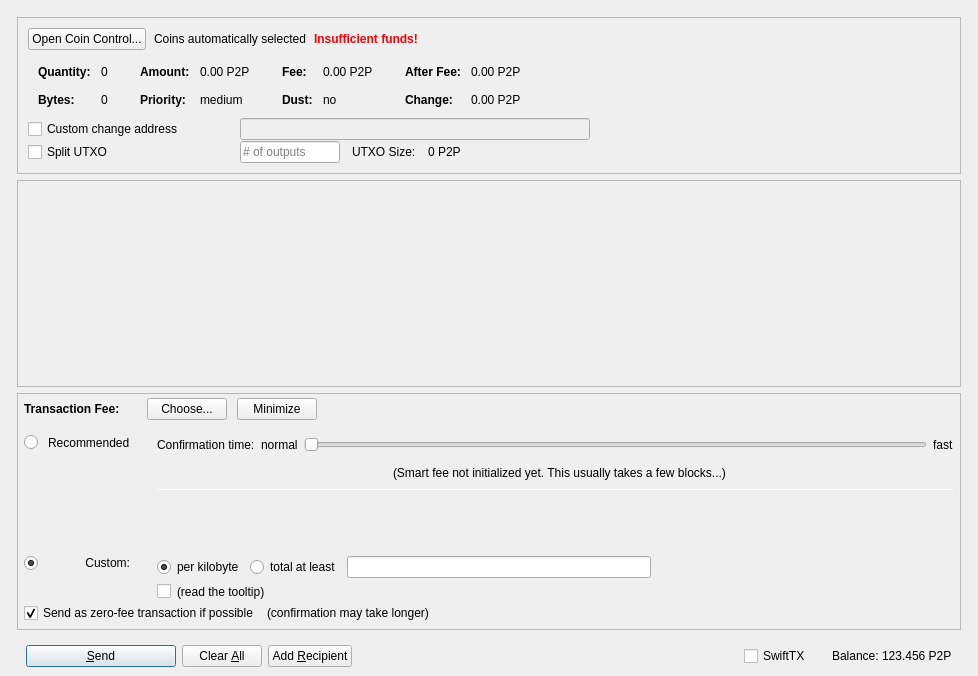
The window that src/qt/forms/sendcoinsdialog.ui (p2pcoinspro/p2p-master) describes before a commit, drawn with Qt 5.
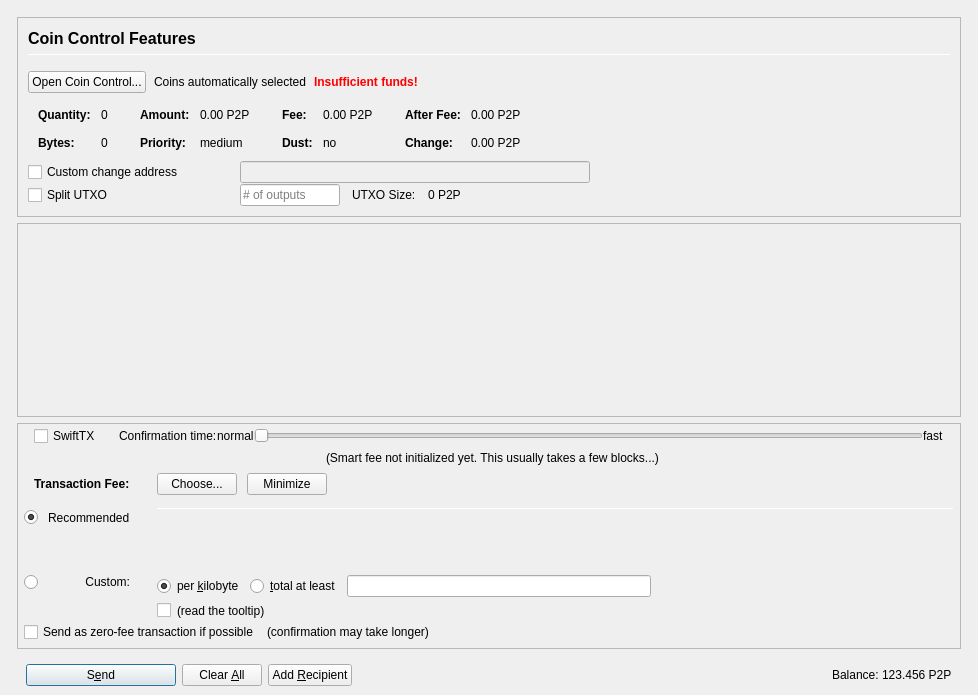
The same window after the commit. Icons and pictures are not drawn. Custom widgets are drawn as their Qt base class.

The edit to the form file:
```diff
--- a/src/qt/forms/sendcoinsdialog.ui
+++ b/src/qt/forms/sendcoinsdialog.ui
@@ -10,7 +10,7 @@
     <x>0</x>
     <y>0</y>
     <width>978</width>
-    <height>676</height>
+    <height>695</height>
    </rect>
   </property>
   <property name="windowTitle">
@@ -61,7 +61,7 @@
         <item>
          <widget class="QFrame" name="frameCoinControl">
           <property name="sizePolicy">
-           <sizepolicy hsizetype="Expanding" vsizetype="Maximum">
+           <sizepolicy hsizetype="Expanding" vsizetype="Expanding">
             <horstretch>0</horstretch>
             <verstretch>0</verstretch>
            </sizepolicy>
@@ -96,7 +96,7 @@
            </property>
            <item>
             <widget class="QFrame" name="frameCoinControl_BG">
-             <layout class="QVBoxLayout" name="verticalLayoutCoinControl" stretch="0,0,0,0,0">
+             <layout class="QVBoxLayout" name="verticalLayoutCoinControl" stretch="0,0,0,0,0,0">
               <property name="spacing">
                <number>1</number>
               </property>
@@ -106,6 +106,68 @@
               <property name="topMargin">
                <number>10</number>
               </property>
+              <item>
+               <layout class="QHBoxLayout" name="horizontalLayoutCoinControl1">
+                <property name="bottomMargin">
+                 <number>15</number>
+                </property>
+                <item>
+                 <layout class="QVBoxLayout" name="verticalLayout_3">
+                  <property name="spacing">
+                   <number>6</number>
+                  </property>
+                  <item>
+                   <widget class="QLabel" name="labelCoinControlFeatures">
+                    <property name="sizePolicy">
+                     <sizepolicy hsizetype="Preferred" vsizetype="Maximum">
+                      <horstretch>0</horstretch>
+                      <verstretch>0</verstretch>
+                     </sizepolicy>
+                    </property>
+                    <property name="minimumSize">
+                     <size>
+                      <width>0</width>
+                      <height>20</height>
+                     </size>
+                    </property>
+                    <property name="font">
+                     <font>
+                      <pointsize>12</pointsize>
+                      <weight>75</weight>
+                      <bold>true</bold>
+                     </font>
+                    </property>
+                    <property name="styleSheet">
+                     <string notr="true">font-weight:bold;</string>
+                    </property>
+                    <property name="text">
+                     <string>Coin Control Features</string>
+                    </property>
+                   </widget>
+                  </item>
+                  <item>
+                   <widget class="Line" name="line">
+                    <property name="minimumSize">
+                     <size>
+                      <width>0</width>
+                      <height>1</height>
+                     </size>
+                    </property>
+                    <property name="maximumSize">
+                     <size>
+                      <width>16777215</width>
+                      <height>1</height>
+                     </size>
+                    </property>
+                    <property name="orientation">
+                     <enum>Qt::Horizontal</enum>
+                    </property>
+                   </widget>
+                  </item>
+                 </layout>
+                </item>
+               </layout>
+              </item>
               <item>
                <layout class="QHBoxLayout" name="horizontalLayoutCoinControl2" stretch="0,0,0,0">
                 <property name="spacing">
@@ -742,7 +804,7 @@
              <x>0</x>
              <y>0</y>
              <width>944</width>
-             <height>97</height>
+             <height>86</height>
             </rect>
            </property>
            <layout class="QVBoxLayout" name="verticalLayout_2" stretch="0,1">
@@ -785,7 +847,7 @@
         <item>
          <widget class="QFrame" name="frameFee">
           <property name="sizePolicy">
-           <sizepolicy hsizetype="Expanding" vsizetype="Maximum">
+           <sizepolicy hsizetype="Expanding" vsizetype="Expanding">
             <horstretch>0</horstretch>
             <verstretch>0</verstretch>
            </sizepolicy>
@@ -819,7 +881,7 @@
             <number>0</number>
            </property>
            <item>
-            <layout class="QVBoxLayout" name="verticalLayoutFee2" stretch="0,0,0">
+            <layout class="QVBoxLayout" name="verticalLayoutFee2" stretch="0,0,0,0">
              <property name="spacing">
               <number>0</number>
              </property>
@@ -832,8 +894,179 @@
              <property name="rightMargin">
               <number>6</number>
              </property>
+             <item>
+              <layout class="QVBoxLayout" name="verticalLayout_feeConf">
+               <property name="spacing">
+                <number>0</number>
+               </property>
+               <property name="leftMargin">
+                <number>10</number>
+               </property>
+               <property name="rightMargin">
+                <number>10</number>
+               </property>
+               <property name="bottomMargin">
+                <number>5</number>
+               </property>
+               <item>
+                <layout class="QHBoxLayout" name="horizontalLayoutFee9">
+                 <item>
+                  <widget class="QCheckBox" name="checkSwiftTX">
+                   <property name="enabled">
+                    <bool>true</bool>
+                   </property>
+                   <property name="minimumSize">
+                    <size>
+                     <width>85</width>
+                     <height>0</height>
+                    </size>
+                   </property>
+                   <property name="toolTip">
+                    <string>SwiftTX technology allows for near instant transactions - A flat fee of 0.01 P2P applies</string>
+                   </property>
+                   <property name="text">
+                    <string>SwiftTX</string>
+                   </property>
+                  </widget>
+                 </item>
+                 <item>
+                  <widget class="QLabel" name="labelSmartFee3">
+                   <property name="text">
+                    <string>Confirmation time:</string>
+                   </property>
+                   <property name="margin">
+                    <number>2</number>
+                   </property>
+                  </widget>
+                 </item>
+                 <item>
+                  <widget class="QLabel" name="labelSmartFeeNormal">
+                   <property name="text">
+                    <string>normal</string>
+                   </property>
+                   <property name="margin">
+                    <number>8</number>
+                   </property>
+                  </widget>
+                 </item>
+                 <item>
+                  <widget class="QSlider" name="sliderSmartFee">
+                   <property name="minimumSize">
+                    <size>
+                     <width>0</width>
+                     <height>24</height>
+                    </size>
+                   </property>
+                   <property name="minimum">
+                    <number>0</number>
+                   </property>
+                   <property name="maximum">
+                    <number>24</number>
+                   </property>
+                   <property name="pageStep">
+                    <number>1</number>
+                   </property>
+                   <property name="value">
+                    <number>0</number>
+                   </property>
+                   <property name="orientation">
+                    <enum>Qt::Horizontal</enum>
+                   </property>
+                   <property name="invertedAppearance">
+                    <bool>false</bool>
+                   </property>
+                   <property name="invertedControls">
+                    <bool>false</bool>
+                   </property>
+                   <property name="tickPosition">
+                    <enum>QSlider::NoTicks</enum>
+                   </property>
+                  </widget>
+                 </item>
+                 <item>
+                  <widget class="QLabel" name="labelSmartFeeFast">
+                   <property name="text">
+                    <string>fast</string>
+                   </property>
+                   <property name="margin">
+                    <number>8</number>
+                   </property>
+                  </widget>
+                 </item>
+                </layout>
+               </item>
+               <item>
+                <layout class="QHBoxLayout" name="horizontalLayout_recommended_texts">
+                 <property name="spacing">
+                  <number>0</number>
+                 </property>
+                 <item>
+                  <spacer name="horizontalSpacer_8">
+                   <property name="orientation">
+                    <enum>Qt::Horizontal</enum>
+                   </property>
+                   <property name="sizeHint" stdset="0">
+                    <size>
+                     <width>40</width>
+                     <height>20</height>
+                    </size>
+                   </property>
+                  </spacer>
+                 </item>
+                 <item>
+                  <widget class="QLabel" name="labelFeeEstimation">
+                   <property name="text">
+                    <string/>
+                   </property>
+                   <property name="margin">
+                    <number>2</number>
+                   </property>
+                  </widget>
+                 </item>
+                 <item>
+                  <widget class="QLabel" name="labelSmartFee2">
+                   <property name="text">
+                    <string>(Smart fee not initialized yet. This usually takes a few blocks...)</string>
+                   </property>
+                   <property name="alignment">
+                    <set>Qt::AlignLeading|Qt::AlignLeft|Qt::AlignVCenter</set>
+                   </property>
+                   <property name="wordWrap">
+                    <bool>false</bool>
+                   </property>
+                   <property name="margin">
+                    <number>2</number>
+                   </property>
+                   <property name="indent">
+                    <number>-1</number>
+                   </property>
+                  </widget>
+                 </item>
+                 <item>
+                  <spacer name="horizontalSpacer_3">
+                   <property name="orientation">
+                    <enum>Qt::Horizontal</enum>
+                   </property>
+                   <property name="sizeHint" stdset="0">
+                    <size>
+                     <width>40</width>
+                     <height>20</height>
+                    </size>
+                   </property>
+                  </spacer>
+                 </item>
+                </layout>
+               </item>
+              </layout>
+             </item>
              <item>
               <layout class="QHBoxLayout" name="horizontalLayoutFee1">
+               <property name="leftMargin">
+                <number>10</number>
+               </property>
+               <property name="rightMargin">
+                <number>10</number>
+               </property>
                <property name="bottomMargin">
                 <number>0</number>
                </property>
@@ -842,22 +1075,6 @@
                  <property name="spacing">
                   <number>0</number>
                  </property>
-                 <item>
-                  <spacer name="verticalSpacerSmartFee">
-                   <property name="orientation">
-                    <enum>Qt::Vertical</enum>
-                   </property>
-                   <property name="sizeType">
-                    <enum>QSizePolicy::Fixed</enum>
-                   </property>
-                   <property name="sizeHint" stdset="0">
-                    <size>
-                     <width>1</width>
-                     <height>4</height>
-                    </size>
-                   </property>
-                  </spacer>
-                 </item>
                  <item>
                   <layout class="QHBoxLayout" name="horizontalLayoutSmartFee">
                    <property name="spacing">
@@ -997,9 +1214,6 @@
                       <property name="text">
                        <string/>
                       </property>
-                      <property name="checked">
-                       <bool>true</bool>
-                      </property>
                       <attribute name="buttonGroup">
                        <string notr="true">groupFee</string>
                       </attribute>
@@ -1043,7 +1257,7 @@
                          <string>If the custom fee is set to 1000 uSPs and the transaction is only 250 bytes, then &quot;per kilobyte&quot; only pays 250 uSPs in fee,&lt;br /&gt;while &quot;at least&quot; pays 1000 uSPs. For transactions bigger than a kilobyte both pay by kilobyte.</string>
                         </property>
                         <property name="text">
-                         <string>per kilobyte</string>
+                         <string>per &amp;kilobyte</string>
                         </property>
                         <property name="checked">
                          <bool>true</bool>
@@ -1059,7 +1273,7 @@
                          <string>If the custom fee is set to 1000 uSPs and the transaction is only 250 bytes, then &quot;per kilobyte&quot; only pays 250 uSPs in fee,&lt;br /&gt;while &quot;total at least&quot; pays 1000 uSPs. For transactions bigger than a kilobyte both pay by kilobyte.</string>
                         </property>
                         <property name="text">
-                         <string>total at least</string>
+                         <string>&amp;total at least</string>
                         </property>
                         <attribute name="buttonGroup">
                          <string notr="true">groupCustomFee</string>
@@ -1136,8 +1350,31 @@
                     </property>
                    </widget>
                   </item>
+                  <item row="1" column="2">
+                   <widget class="QLabel" name="labelSmartFee">
+                    <property name="text">
+                     <string/>
+                    </property>
+                    <property name="margin">
+                     <number>2</number>
+                    </property>
+                   </widget>
+                  </item>
+                  <item row="1" column="0">
+                   <widget class="QRadioButton" name="radioSmartFee">
+                    <property name="text">
+                     <string/>
+                    </property>
+                    <property name="checked">
+                     <bool>true</bool>
+                    </property>
+                    <attribute name="buttonGroup">
+                     <string notr="true">groupFee</string>
+                    </attribute>
+                   </widget>
+                  </item>
                   <item row="0" column="4" rowspan="3">
-                   <layout class="QVBoxLayout" name="verticalLayoutFee3" stretch="0,0,0,0,1,0">
+                   <layout class="QVBoxLayout" name="verticalLayoutFee3" stretch="0,0,0,0">
                     <property name="spacing">
                      <number>6</number>
                     </property>
@@ -1147,133 +1384,6 @@
                     <property name="bottomMargin">
                      <number>20</number>
                     </property>
-                    <item>
-                     <layout class="QHBoxLayout" name="horizontalLayoutFee9">
-                      <item>
-                       <widget class="QLabel" name="labelSmartFee3">
-                        <property name="text">
-                         <string>Confirmation time:</string>
-                        </property>
-                        <property name="margin">
-                         <number>2</number>
-                        </property>
-                       </widget>
-                      </item>
-                      <item>
-                       <widget class="QLabel" name="labelSmartFeeNormal">
-                        <property name="text">
-                         <string>normal</string>
-                        </property>
-                        <property name="margin">
-                         <number>2</number>
-                        </property>
-                       </widget>
-                      </item>
-                      <item>
-                       <widget class="QSlider" name="sliderSmartFee">
-                        <property name="minimumSize">
-                         <size>
-                          <width>0</width>
-                          <height>24</height>
-                         </size>
-                        </property>
-                        <property name="minimum">
-                         <number>0</number>
-                        </property>
-                        <property name="maximum">
-                         <number>24</number>
-                        </property>
-                        <property name="pageStep">
-                         <number>1</number>
-                        </property>
-                        <property name="value">
-                         <number>0</number>
-                        </property>
-                        <property name="orientation">
-                         <enum>Qt::Horizontal</enum>
-                        </property>
-                        <property name="invertedAppearance">
-                         <bool>false</bool>
-                        </property>
-                        <property name="invertedControls">
-                         <bool>false</bool>
-                        </property>
-                        <property name="tickPosition">
-                         <enum>QSlider::NoTicks</enum>
-                        </property>
-                       </widget>
-                      </item>
-                      <item>
-                       <widget class="QLabel" name="labelSmartFeeFast">
-                        <property name="text">
-                         <string>fast</string>
-                        </property>
-                       </widget>
-                      </item>
-                     </layout>
-                    </item>
-                    <item>
-                     <layout class="QHBoxLayout" name="horizontalLayout_recommended_texts">
-                      <property name="spacing">
-                       <number>0</number>
-                      </property>
-                      <item>
-                       <spacer name="horizontalSpacer_8">
-                        <property name="orientation">
-                         <enum>Qt::Horizontal</enum>
-                        </property>
-                        <property name="sizeHint" stdset="0">
-                         <size>
-                          <width>40</width>
-                          <height>20</height>
-                         </size>
-                        </property>
-                       </spacer>
-                      </item>
-                      <item>
-                       <widget class="QLabel" name="labelFeeEstimation">
-                        <property name="text">
-                         <string/>
-                        </property>
-                        <property name="margin">
-                         <number>2</number>
-                        </property>
-                       </widget>
-                      </item>
-                      <item>
-                       <widget class="QLabel" name="labelSmartFee2">
-                        <property name="text">
-                         <string>(Smart fee not initialized yet. This usually takes a few blocks...)</string>
-                        </property>
-                        <property name="alignment">
-                         <set>Qt::AlignLeading|Qt::AlignLeft|Qt::AlignVCenter</set>
-                        </property>
-                        <property name="wordWrap">
-                         <bool>false</bool>
-                        </property>
-                        <property name="margin">
-                         <number>2</number>
-                        </property>
-                        <property name="indent">
-                         <number>-1</number>
-                        </property>
-                       </widget>
-                      </item>
-                      <item>
-                       <spacer name="horizontalSpacer_3">
-                        <property name="orientation">
-                         <enum>Qt::Horizontal</enum>
-                        </property>
-                        <property name="sizeHint" stdset="0">
-                         <size>
-                          <width>40</width>
-                          <height>20</height>
-                         </size>
-                        </property>
-                       </spacer>
-                      </item>
-                     </layout>
-                    </item>
                     <item>
                      <widget class="Line" name="line_2">
                       <property name="minimumSize">
@@ -1338,29 +1448,6 @@
                     </item>
                    </layout>
                   </item>
-                  <item row="1" column="2">
-                   <widget class="QLabel" name="labelSmartFee">
-                    <property name="text">
-                     <string/>
-                    </property>
-                    <property name="margin">
-                     <number>2</number>
-                    </property>
-                   </widget>
-                  </item>
-                  <item row="1" column="0">
-                   <widget class="QRadioButton" name="radioSmartFee">
-                    <property name="text">
-                     <string/>
-                    </property>
-                    <property name="checked">
-                     <bool>false</bool>
-                    </property>
-                    <attribute name="buttonGroup">
-                     <string notr="true">groupFee</string>
-                    </attribute>
-                   </widget>
-                  </item>
                  </layout>
                 </item>
                 <item>
@@ -1376,9 +1463,6 @@
                     <property name="text">
                      <string>Send as zero-fee transaction if possible</string>
                     </property>
-                    <property name="checked">
-                     <bool>true</bool>
-                    </property>
                    </widget>
                   </item>
                   <item>
@@ -1458,7 +1542,7 @@
               <string>Confirm the send action</string>
              </property>
              <property name="text">
-              <string>&amp;Send</string>
+              <string>S&amp;end</string>
              </property>
              <property name="icon">
               <iconset resource="../p2p.qrc">
@@ -1530,22 +1614,6 @@
              <property name="spacing">
               <number>3</number>
              </property>
-             <item>
-              <widget class="QCheckBox" name="checkSwiftTX">
-               <property name="enabled">
-                <bool>true</bool>
-               </property>
-               <property name="minimumSize">
-                <size>
-                 <width>85</width>
-                 <height>0</height>
-                </size>
-               </property>
-               <property name="text">
-                <string>SwiftTX</string>
-               </property>
-              </widget>
-             </item>
              <item>
               <widget class="QLabel" name="label">
                <property name="text">
```
Left out of the diff: 6 changed lines with no effect on the pictures.
